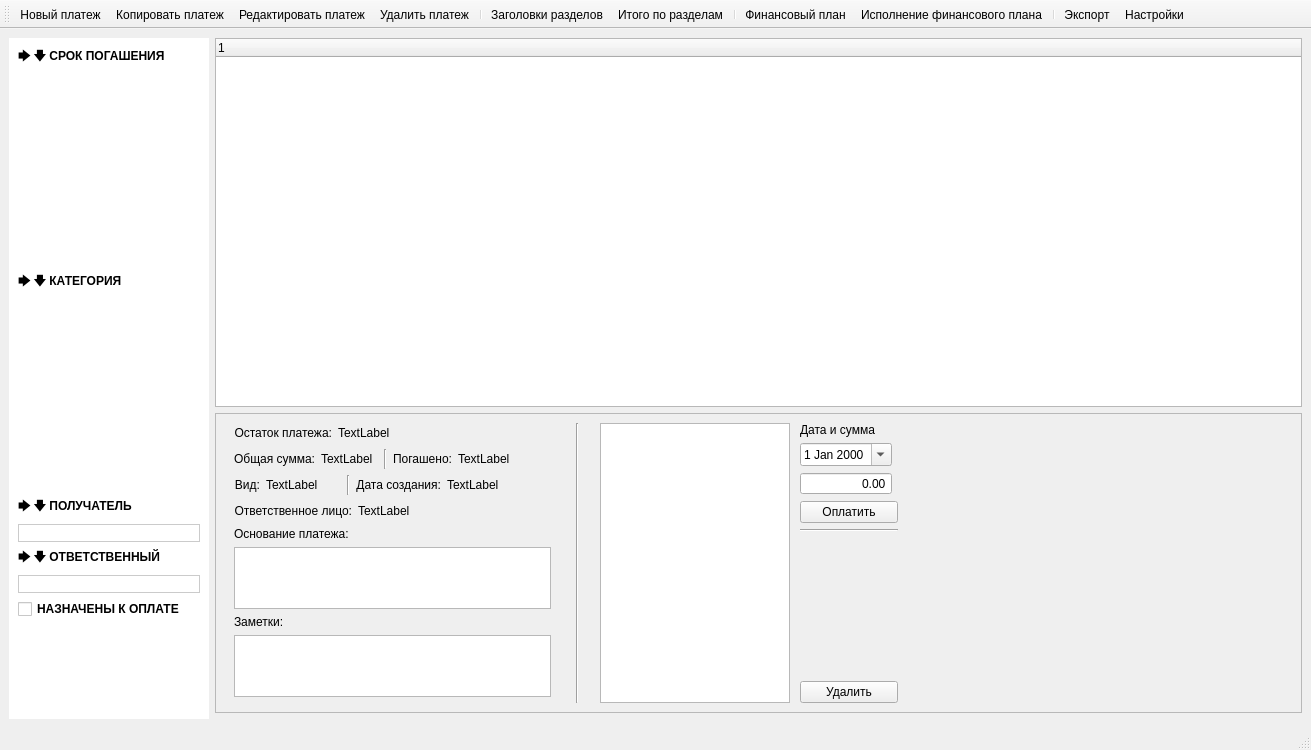
Qt form designer/ui/mainwindow.ui (Aleee/FinanceCalender) before a commit.
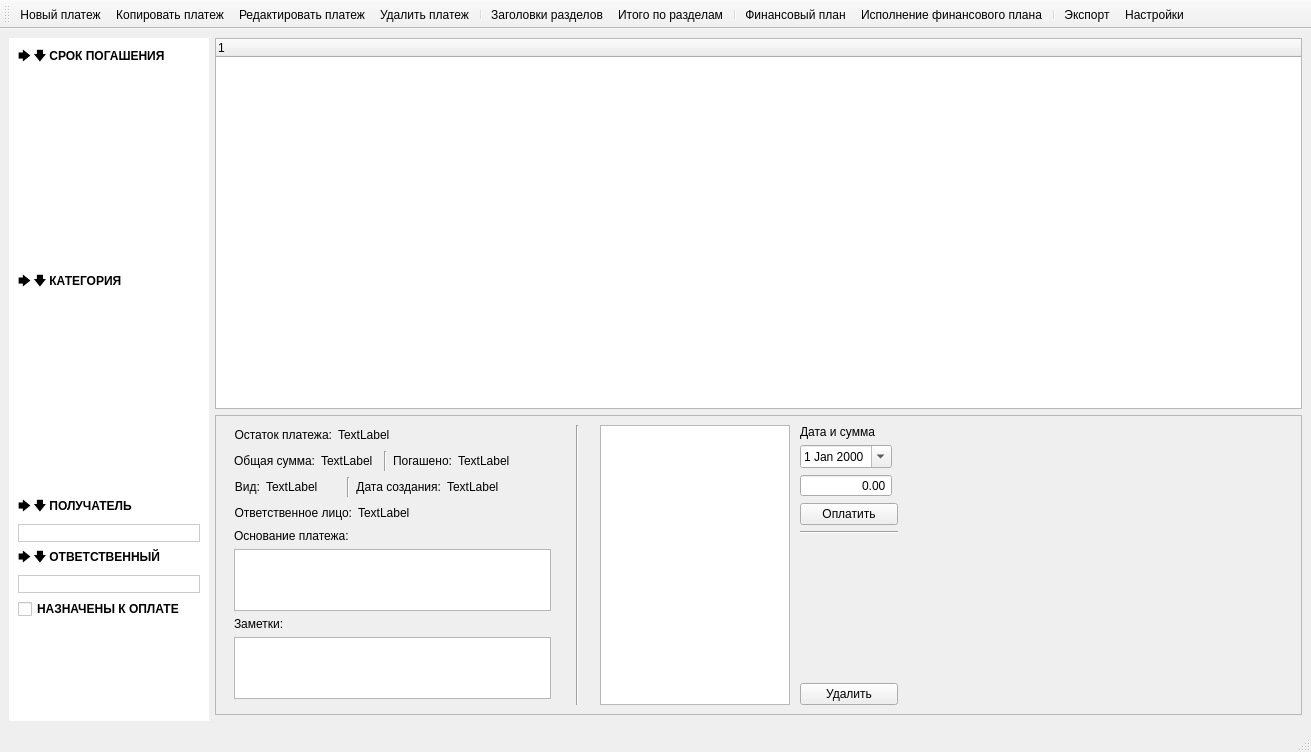
The same form after that commit. Icons and pictures are not drawn. Custom widgets are drawn as their Qt base class.

What changed in the file:
```diff
--- a/designer/ui/mainwindow.ui
+++ b/designer/ui/mainwindow.ui
@@ -7,7 +7,7 @@
     <x>0</x>
     <y>0</y>
     <width>1311</width>
-    <height>750</height>
+    <height>752</height>
    </rect>
   </property>
   <property name="minimumSize">
@@ -80,7 +80,7 @@
             <x>0</x>
             <y>0</y>
             <width>200</width>
-            <height>677</height>
+            <height>679</height>
            </rect>
           </property>
           <layout class="QGridLayout" name="gridLayout_3">
```
